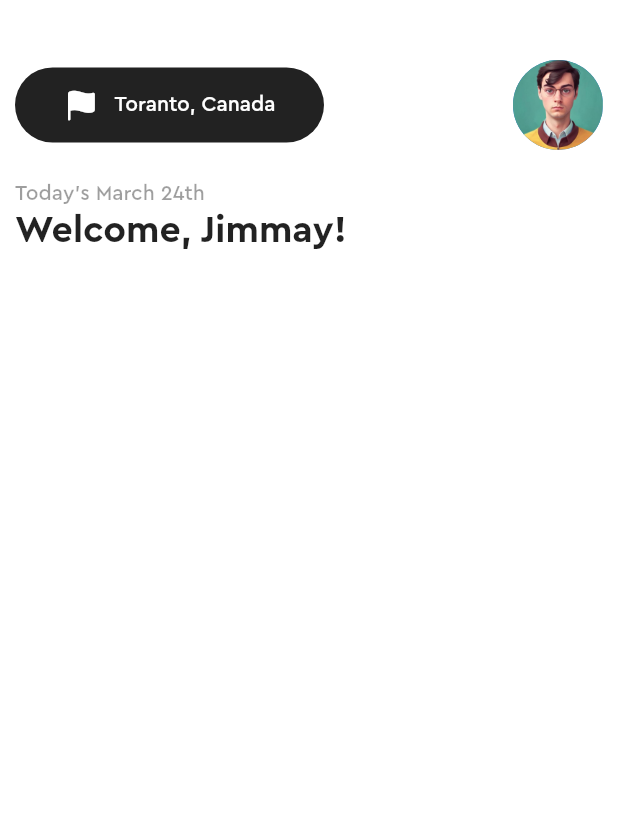
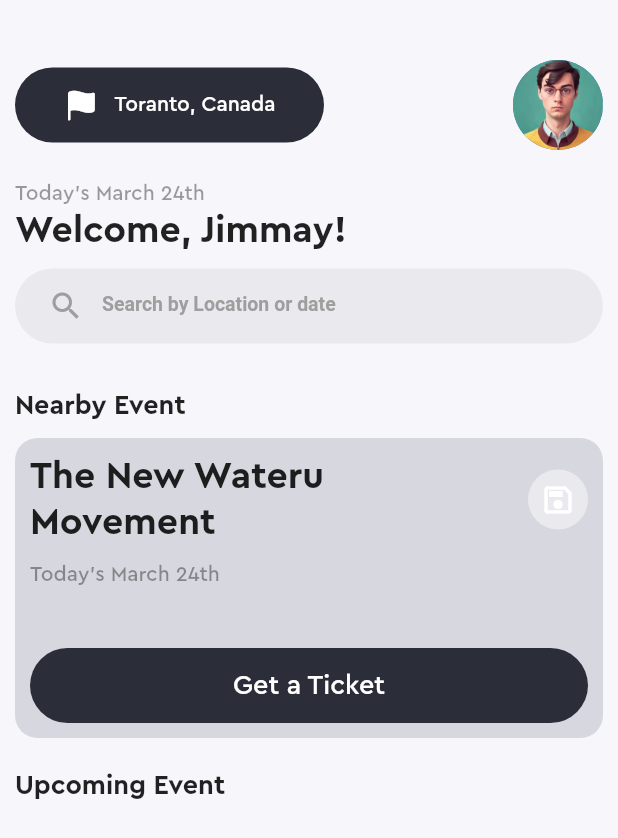
Before and after one commit to SAMIULLAH-KALHORO-DEV/event_app_design_ui, a Flutter app: the screen it shows after launch, on a phone screen of 412 x 824 dp. Shown: the top 838 px of the screen. Run offline on Flutter 3.47's test engine with Material 2 defaults, Android fonts, the phone set to English and light mode, and no system bars.

```diff
--- a/lib/home.dart
+++ b/lib/home.dart
@@ -9,7 +9,7 @@ class Home extends StatelessWidget {
   @override
   Widget build(BuildContext context) {
     return Scaffold(
-      backgroundColor: Colors.white,
+      backgroundColor: Pallete.bgColor,
       body: Padding(
         padding: const EdgeInsets.only(top: 40, left: 10, right: 10),
         child: Column(crossAxisAlignment: CrossAxisAlignment.start, children: [
@@ -19,7 +19,7 @@ class Home extends StatelessWidget {
               CustomContainer(
                 height: 50,
                 width: 2,
-                mColor: Colors.black87,
+                mColor: Pallete.blackbgColor,
                 bRadius: 25,
                 widget: Row(
                     mainAxisAlignment: MainAxisAlignment.center,
@@ -47,6 +47,84 @@ class Home extends StatelessWidget {
           Text(
             "Welcome, Jimmay!",
             style: TextStyling().h1,
+          ),
+          const SizedBox(height: 10),
+          CustomContainer(
+            width: 0,
+            bRadius: 25,
+            height: 50,
+            mColor: Pallete.greyColor,
+            widget: Padding(
+              padding: EdgeInsets.symmetric(vertical: 10, horizontal: 10),
+              child: TextFormField(
+                decoration: const InputDecoration(
+                    prefixIcon: Icon(Icons.search),
+                    prefixIconColor: Colors.grey,
+                    labelText: "Search by Location or date",
+                    labelStyle: TextStyle(
+                        fontSize: 13,
+                        fontWeight: FontWeight.bold,
+                        color: Colors.grey),
+                    border: InputBorder.none),
+              ),
+            ),
+          ),
+          const SizedBox(height: 30),
+          Text(
+            "Nearby Event",
+            style: TextStyling().h2,
+          ),
+          const SizedBox(height: 10),
+          CustomContainer(
+            width: 0,
+            height: 200,
+            bRadius: 15,
+            mColor: Pallete.containerColor,
+            widget: Padding(
+              padding: const EdgeInsets.symmetric(horizontal: 10, vertical: 10),
+              child: Column(
+                  crossAxisAlignment: CrossAxisAlignment.start,
+                  mainAxisAlignment: MainAxisAlignment.spaceBetween,
+                  children: [
+                    Row(
+                      mainAxisAlignment: MainAxisAlignment.spaceBetween,
+                      children: [
+                        Text(
+                          "The New Wateru \nMovement",
+                          style: TextStyling().h1,
+                        ),
+                        const CircleAvatar(
+                          backgroundColor: Pallete.greyColor,
+                          child: Icon(
+                            Icons.save_outlined,
+                            color: Colors.white,
+                          ),
+                        )
+                      ],
+                    ),
+                    Text("Today's March 24th", style: TextStyling().h3),
+                    const SizedBox(height: 20),
+                    const CustomContainer(
+                        height: 50,
+                        width: 0,
+                        mColor: Pallete.blackbgColor,
+                        bRadius: 25,
+                        widget: Center(
+                          child: Text(
+                            "Get a Ticket",
+                            style: TextStyle(
+                                color: Colors.white,
+                                fontFamily: 'Cera Pro',
+                                fontSize: 18),
+                          ),
+                        )),
+                  ]),
+            ),
+          ),
+          const SizedBox(height: 20),
+          Text(
+            "Upcoming Event",
+            style: TextStyling().h2,
           )
         ]),
       ),
--- a/lib/widgets/utils.dart
+++ b/lib/widgets/utils.dart
@@ -13,7 +13,9 @@ class TextStyling {
 }
 
 class Pallete {
+  static const Color bgColor = Color(0xFFF6F6FB);
   static const Color blackbgColor = Color(0xFF2B2E39);
+  static const Color containerColor = Color(0xFFD7D7DF);
   static const Color greyColor = Color(0xFFEAE9EE);
   static const Color dropBgColor = Color(0xFFFDEFD8);
   static const Color h3textColor = Color(0xFFFDEFD8);
```
